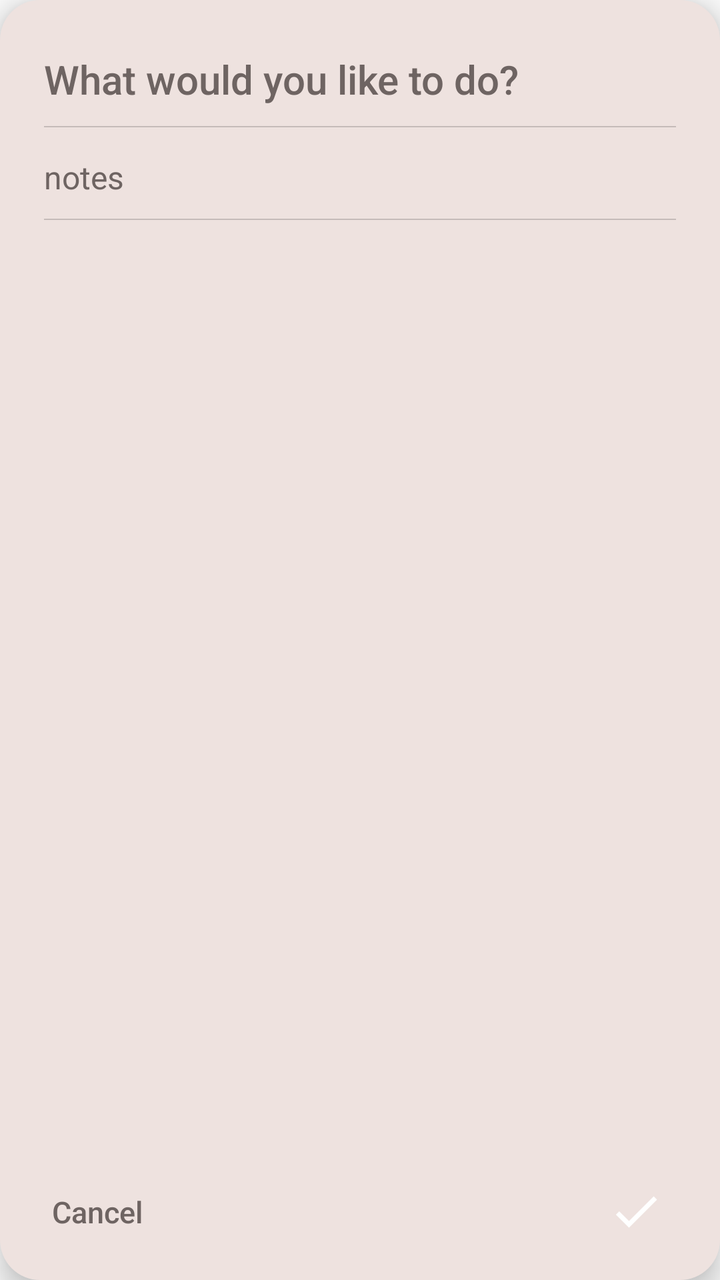
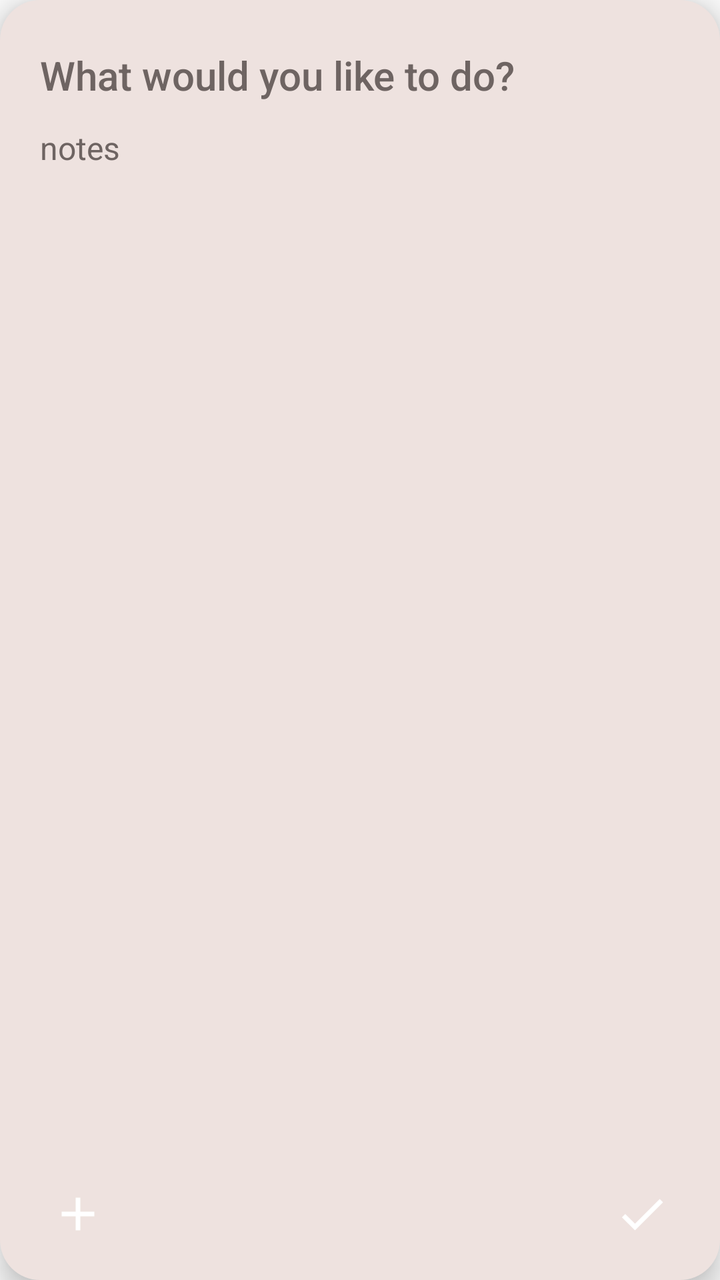

Two renders of the same Android screen: before a commit and after it. Below are the layout's source before the change and the commit's diff.
<!-- AndroidManifest.xml: application theme Theme.Acta -->
<!-- res/layout/acta_quick_capture.xml -->
<?xml version="1.0" encoding="utf-8"?>
<LinearLayout xmlns:android="http://schemas.android.com/apk/res/android"
    android:id="@+id/acta_quick_capture_root"
    android:layout_width="match_parent"
    android:layout_height="wrap_content"
    android:background="@drawable/acta_dialog_surface"
    android:elevation="8dp"
    android:orientation="vertical"
    android:paddingStart="22dp"
    android:paddingEnd="22dp"
    android:paddingTop="22dp"
    android:paddingBottom="14dp">

    <ScrollView
        android:id="@+id/acta_quick_capture_scroll"
        android:layout_width="match_parent"
        android:layout_height="wrap_content"
        android:layout_weight="1"
        android:fillViewport="true">

        <LinearLayout
            android:layout_width="match_parent"
            android:layout_height="wrap_content"
            android:orientation="vertical">

            <EditText
                android:id="@+id/acta_quick_capture_input"
                android:layout_width="match_parent"
                android:layout_height="wrap_content"
                android:background="@android:color/transparent"
                android:fontFamily="sans-serif-medium"
                android:gravity="top|start"
                android:hint="What would you like to do?"
                android:imeOptions="actionNext"
                android:importantForAutofill="no"
                android:inputType="textCapSentences|textAutoCorrect"
                android:maxLength="500"
                android:maxLines="3"
                android:minLines="1"
                android:paddingTop="4dp"
                android:paddingBottom="10dp"
                android:textColor="@color/acta_widget_text"
                android:textColorHint="@color/acta_widget_muted_text"
                android:textSize="20sp" />

            <View
                android:id="@+id/acta_quick_capture_title_divider"
                android:layout_width="match_parent"
                android:layout_height="0.75dp"
                android:background="@color/acta_widget_border" />

            <EditText
                android:id="@+id/acta_quick_capture_description"
                android:layout_width="match_parent"
                android:layout_height="wrap_content"
                android:layout_marginTop="10dp"
                android:background="@android:color/transparent"
                android:fontFamily="sans-serif"
                android:gravity="top|start"
                android:hint="notes"
                android:importantForAutofill="no"
                android:inputType="textMultiLine|textCapSentences|textAutoCorrect"
                android:maxLines="5"
                android:minLines="1"
                android:paddingTop="4dp"
                android:paddingBottom="10dp"
                android:textColor="@color/acta_widget_muted_text"
                android:textColorHint="@color/acta_widget_muted_text"
                android:textSize="16sp" />

            <View
                android:id="@+id/acta_quick_capture_notes_divider"
                android:layout_width="match_parent"
                android:layout_height="0.75dp"
                android:background="@color/acta_widget_border" />
        </LinearLayout>
    </ScrollView>

    <LinearLayout
        android:layout_width="match_parent"
        android:layout_height="wrap_content"
        android:layout_marginTop="14dp"
        android:gravity="center_vertical"
        android:orientation="horizontal">

        <Button
            android:id="@+id/acta_quick_capture_cancel"
            style="?android:attr/borderlessButtonStyle"
            android:layout_width="wrap_content"
            android:layout_height="wrap_content"
            android:minWidth="0dp"
            android:minHeight="40dp"
            android:paddingStart="4dp"
            android:paddingEnd="12dp"
            android:text="Cancel"
            android:textAllCaps="false"
            android:textColor="@color/acta_widget_muted_text"
            android:textSize="15sp" />

        <View
            android:layout_width="0dp"
            android:layout_height="0dp"
            android:layout_weight="1" />

        <ImageButton
            android:id="@+id/acta_quick_capture_save"
            android:layout_width="40dp"
            android:layout_height="40dp"
            android:background="?android:attr/selectableItemBackgroundBorderless"
            android:contentDescription="Done"
            android:padding="6dp"
            android:scaleType="fitCenter"
            android:src="@drawable/acta_check_icon" />
    </LinearLayout>
</LinearLayout>
<!-- resources referenced by this layout -->
<resources>
  <color name="acta_widget_border">#33212121</color>
  <color name="acta_widget_muted_text">#6E6462</color>
  <color name="acta_widget_text">#212121</color>
  <!-- drawable acta_check_icon (drawable) -->
  <?xml version="1.0" encoding="utf-8"?>
  <vector xmlns:android="http://schemas.android.com/apk/res/android"
      android:width="28dp"
      android:height="28dp"
      android:viewportWidth="24"
      android:viewportHeight="24">
      <path
          android:fillColor="#FFFFFFFF"
          android:pathData="M9,16.17L4.83,12l-1.42,1.41L9,19 21,7l-1.41,-1.41z" />
  </vector>
  <!-- drawable acta_dialog_surface (drawable) -->
  <?xml version="1.0" encoding="utf-8"?>
  <shape xmlns:android="http://schemas.android.com/apk/res/android" android:shape="rectangle">
      <corners android:radius="20dp" />
      <solid android:color="@color/acta_widget_background" />
  </shape>
  <style name="Theme.Acta" parent="android:Theme.Material.Light.NoActionBar" />
  <color name="acta_widget_background">#EEE2DF</color>
</resources>

<!-- the commit's change to res/layout/acta_quick_capture.xml (unified diff, before → after) -->
@@ -5,9 +5,10 @@
     android:layout_height="wrap_content"
     android:background="@drawable/acta_dialog_surface"
     android:elevation="8dp"
+    android:layoutDirection="ltr"
     android:orientation="vertical"
-    android:paddingStart="22dp"
-    android:paddingEnd="22dp"
+    android:paddingStart="20dp"
+    android:paddingEnd="20dp"
     android:paddingTop="22dp"
     android:paddingBottom="14dp">
 
@@ -21,6 +22,7 @@
         <LinearLayout
             android:layout_width="match_parent"
             android:layout_height="wrap_content"
+            android:layoutDirection="ltr"
             android:orientation="vertical">
 
             <EditText
@@ -29,7 +31,7 @@
                 android:layout_height="wrap_content"
                 android:background="@android:color/transparent"
                 android:fontFamily="sans-serif-medium"
-                android:gravity="top|start"
+                android:gravity="top|left"
                 android:hint="What would you like to do?"
                 android:imeOptions="actionNext"
                 android:importantForAutofill="no"
@@ -37,42 +39,62 @@
                 android:maxLength="500"
                 android:maxLines="3"
                 android:minLines="1"
-                android:paddingTop="4dp"
+                android:paddingTop="2dp"
                 android:paddingBottom="10dp"
+                android:textAlignment="gravity"
                 android:textColor="@color/acta_widget_text"
                 android:textColorHint="@color/acta_widget_muted_text"
                 android:textSize="20sp" />
-
-            <View
-                android:id="@+id/acta_quick_capture_title_divider"
-                android:layout_width="match_parent"
-                android:layout_height="0.75dp"
-                android:background="@color/acta_widget_border" />
 
             <EditText
                 android:id="@+id/acta_quick_capture_description"
                 android:layout_width="match_parent"
                 android:layout_height="wrap_content"
-                android:layout_marginTop="10dp"
                 android:background="@android:color/transparent"
                 android:fontFamily="sans-serif"
-                android:gravity="top|start"
+                android:gravity="top|left"
                 android:hint="notes"
                 android:importantForAutofill="no"
                 android:inputType="textMultiLine|textCapSentences|textAutoCorrect"
                 android:maxLines="5"
                 android:minLines="1"
-                android:paddingTop="4dp"
+                android:paddingTop="2dp"
                 android:paddingBottom="10dp"
+                android:textAlignment="gravity"
                 android:textColor="@color/acta_widget_muted_text"
                 android:textColorHint="@color/acta_widget_muted_text"
                 android:textSize="16sp" />
 
-            <View
-                android:id="@+id/acta_quick_capture_notes_divider"
+            <LinearLayout
+                android:id="@+id/acta_quick_capture_subtasks_section"
                 android:layout_width="match_parent"
-                android:layout_height="0.75dp"
-                android:background="@color/acta_widget_border" />
+                android:layout_height="wrap_content"
+                android:layout_marginTop="4dp"
+                android:layoutDirection="ltr"
+                android:orientation="vertical"
+                android:visibility="gone">
+
+                <View
+                    android:id="@+id/acta_quick_capture_subtasks_top_divider"
+                    android:layout_width="match_parent"
+                    android:layout_height="0.75dp"
+                    android:background="@color/acta_widget_border" />
+
+                <LinearLayout
+                    android:id="@+id/acta_quick_capture_subtasks_container"
+                    android:layout_width="match_parent"
+                    android:layout_height="wrap_content"
+                    android:layoutDirection="ltr"
+                    android:orientation="vertical"
+                    android:paddingTop="8dp"
+                    android:paddingBottom="8dp" />
+
+                <View
+                    android:id="@+id/acta_quick_capture_subtasks_bottom_divider"
+                    android:layout_width="match_parent"
+                    android:layout_height="0.75dp"
+                    android:background="@color/acta_widget_border" />
+            </LinearLayout>
         </LinearLayout>
     </ScrollView>
 
@@ -81,21 +103,18 @@
         android:layout_height="wrap_content"
         android:layout_marginTop="14dp"
         android:gravity="center_vertical"
+        android:layoutDirection="ltr"
         android:orientation="horizontal">
 
-        <Button
-            android:id="@+id/acta_quick_capture_cancel"
-            style="?android:attr/borderlessButtonStyle"
-            android:layout_width="wrap_content"
-            android:layout_height="wrap_content"
-            android:minWidth="0dp"
-            android:minHeight="40dp"
-            android:paddingStart="4dp"
-            android:paddingEnd="12dp"
-            android:text="Cancel"
-            android:textAllCaps="false"
-            android:textColor="@color/acta_widget_muted_text"
-            android:textSize="15sp" />
+        <ImageButton
+            android:id="@+id/acta_quick_capture_add_subtask"
+            android:layout_width="38dp"
+            android:layout_height="38dp"
+            android:background="?android:attr/selectableItemBackgroundBorderless"
+            android:contentDescription="Add subtask"
+            android:padding="5dp"
+            android:scaleType="fitCenter"
+            android:src="@drawable/acta_add_icon" />
 
         <View
             android:layout_width="0dp"
@@ -104,11 +123,11 @@
 
         <ImageButton
             android:id="@+id/acta_quick_capture_save"
-            android:layout_width="40dp"
-            android:layout_height="40dp"
+            android:layout_width="38dp"
+            android:layout_height="38dp"
             android:background="?android:attr/selectableItemBackgroundBorderless"
             android:contentDescription="Done"
-            android:padding="6dp"
+            android:padding="5dp"
             android:scaleType="fitCenter"
             android:src="@drawable/acta_check_icon" />
     </LinearLayout>
<!-- resource entries referenced after the edit -->
@@ -3,6 +3,17 @@
   <color name="acta_widget_border">#33212121</color>
   <color name="acta_widget_muted_text">#6E6462</color>
   <color name="acta_widget_text">#212121</color>
+  <!-- drawable acta_add_icon (drawable) -->
+  <?xml version="1.0" encoding="utf-8"?>
+  <vector xmlns:android="http://schemas.android.com/apk/res/android"
+      android:width="28dp"
+      android:height="28dp"
+      android:viewportWidth="24"
+      android:viewportHeight="24">
+      <path
+          android:fillColor="#FFFFFFFF"
+          android:pathData="M19,13h-6v6h-2v-6H5v-2h6V5h2v6h6v2z" />
+  </vector>
   <!-- drawable acta_check_icon (drawable) -->
   <?xml version="1.0" encoding="utf-8"?>
   <vector xmlns:android="http://schemas.android.com/apk/res/android"
